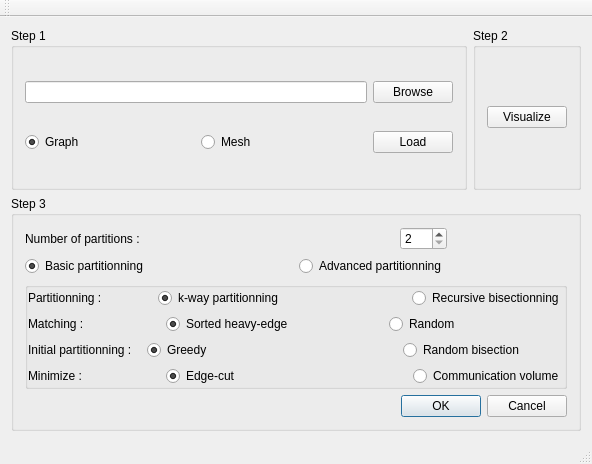
Old version of the form mainwindow.ui in the repository hsoudry/cranfieldgroupproject2016.
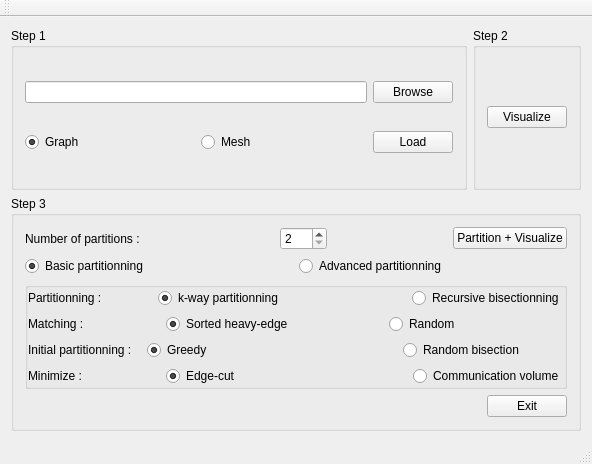
New version of the form.

Commit message: Changed gui buttons (OK and Cancle)

What changed in the file:
```diff
--- a/mainwindow.ui
+++ b/mainwindow.ui
@@ -214,6 +214,13 @@
                    </property>
                   </spacer>
                  </item>
+                 <item>
+                  <widget class="QPushButton" name="pushButtonPartition">
+                   <property name="text">
+                    <string>Partition + Visualize</string>
+                   </property>
+                  </widget>
+                 </item>
                 </layout>
                </item>
                <item>
@@ -622,12 +629,9 @@
               </spacer>
              </item>
              <item>
-              <widget class="QDialogButtonBox" name="ButtonsOkCancel">
-               <property name="orientation">
-                <enum>Qt::Horizontal</enum>
-               </property>
-               <property name="standardButtons">
-                <set>QDialogButtonBox::Cancel|QDialogButtonBox::Ok</set>
+              <widget class="QPushButton" name="pushButtonExit">
+               <property name="text">
+                <string>Exit</string>
                </property>
               </widget>
              </item>
```
Left out of the diff: 6 changed lines with no effect on the pictures. The commit also changes 8 other files.
